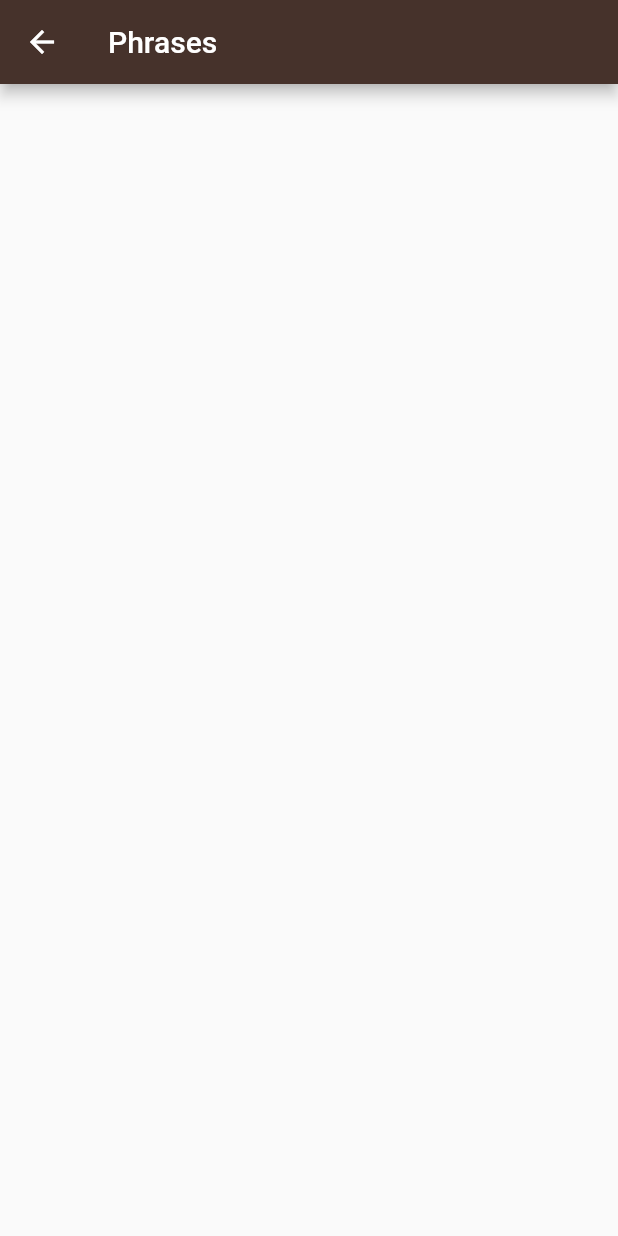
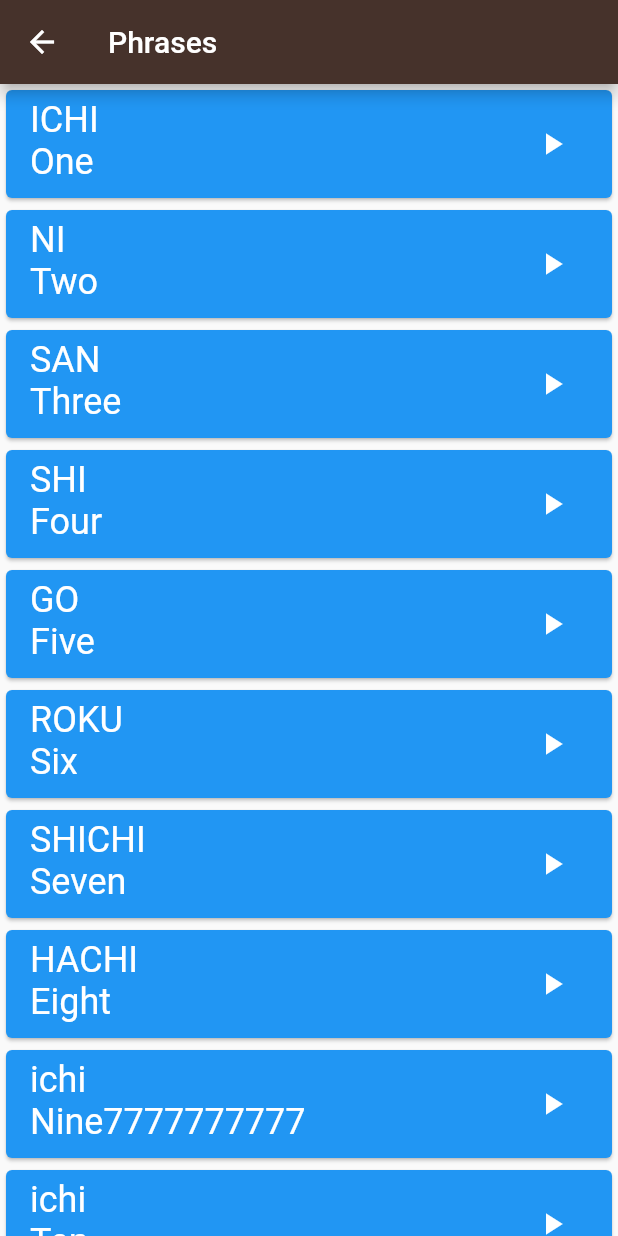
Before and after one commit to elbahy/toku_app, a Flutter app: the PhrasesPage screen opened directly, on a phone screen of 412 x 824 dp. Run offline on Flutter 3.47's test engine with Material 2 defaults, Android fonts, the phone set to English and light mode, and no system bars.

Commit message:
fix audio player problem, built other screens

```diff
--- /dev/null
+++ b/lib/app_data.dart
@@ -0,0 +1,204 @@
+import 'models/item.dart';
+
+List<Item> numberData = const [
+  Item(
+      engWord: 'One',
+      imgUrl: 'numbers/number_one.png',
+      japWord: 'ICHI',
+      soundUrl: 'numbers/number_one_sound.mp3'),
+  Item(
+      engWord: 'Two',
+      imgUrl: 'numbers/number_two.png',
+      japWord: 'NI',
+      soundUrl: 'numbers/number_two_sound.mp3'),
+  Item(
+      engWord: 'Three',
+      imgUrl: 'numbers/number_three.png',
+      japWord: 'SAN',
+      soundUrl: 'numbers/number_three_sound.mp3'),
+  Item(
+      engWord: 'Four',
+      imgUrl: 'numbers/number_four.png',
+      japWord: 'SHI',
+      soundUrl: 'numbers/number_four_sound.mp3'),
+  Item(
+      engWord: 'Five',
+      imgUrl: 'numbers/number_five.png',
+      japWord: 'GO',
+      soundUrl: 'numbers/number_five_sound.mp3'),
+  Item(
+      engWord: 'Six',
+      imgUrl: 'numbers/number_six.png',
+      japWord: 'ROKU',
+      soundUrl: 'numbers/number_six_sound.mp3'),
+  Item(
+      engWord: 'Seven',
+      imgUrl: 'numbers/number_seven.png',
+      japWord: 'SHICHI',
+      soundUrl: 'numbers/number_seven_sound.mp3'),
+  Item(
+      engWord: 'Eight',
+      imgUrl: 'numbers/number_eight.png',
+      japWord: 'HACHI',
+      soundUrl: 'numbers/number_eight_sound.mp3'),
+  Item(
+      engWord: 'Nine',
+      imgUrl: 'numbers/number_nine.png',
+      japWord: 'ichi',
+      soundUrl: 'numbers/number_nine_sound.mp3'),
+  Item(
+      engWord: 'Ten',
+      imgUrl: 'numbers/number_ten.png',
+      japWord: 'ichi',
+      soundUrl: 'numbers/number_ten_sound.mp3'),
+];
+
+List<Item> familyData = const [
+  Item(
+      engWord: 'One',
+      imgUrl: 'numbers/number_one.png',
+      japWord: 'ICHI',
+      soundUrl: 'numbers/number_one_sound.mp3'),
+  Item(
+      engWord: 'Two',
+      imgUrl: 'numbers/number_two.png',
+      japWord: 'NI',
+      soundUrl: 'numbers/number_two_sound.mp3'),
+  Item(
+      engWord: 'Three',
+      imgUrl: 'numbers/number_three.png',
+      japWord: 'SAN',
+      soundUrl: 'numbers/number_three_sound.mp3'),
+  Item(
+      engWord: 'Four',
+      imgUrl: 'numbers/number_four.png',
+      japWord: 'SHI',
+      soundUrl: 'numbers/number_four_sound.mp3'),
+  Item(
+      engWord: 'Five',
+      imgUrl: 'numbers/number_five.png',
+      japWord: 'GO',
+      soundUrl: 'numbers/number_five_sound.mp3'),
+  Item(
+      engWord: 'Six',
+      imgUrl: 'numbers/number_six.png',
+      japWord: 'ROKU',
+      soundUrl: 'numbers/number_six_sound.mp3'),
+  Item(
+      engWord: 'Seven',
+      imgUrl: 'numbers/number_seven.png',
+      japWord: 'SHICHI',
+      soundUrl: 'numbers/number_seven_sound.mp3'),
+  Item(
+      engWord: 'Eight',
+      imgUrl: 'numbers/number_eight.png',
+      japWord: 'HACHI',
+      soundUrl: 'numbers/number_eight_sound.mp3'),
+  Item(
+      engWord: 'Nine7777777777',
+      imgUrl: 'numbers/number_nine.png',
+      japWord: 'ichi',
+      soundUrl: 'numbers/number_nine_sound.mp3'),
+  Item(
+      engWord: 'Ten',
+      imgUrl: 'numbers/number_ten.png',
+      japWord: 'ichi',
+      soundUrl: 'numbers/number_ten_sound.mp3'),
+];
+
+List<Item> colors = const [
+  Item(
+      engWord: 'One',
+      imgUrl: 'numbers/number_one.png',
+      japWord: 'ICHI',
+      soundUrl: 'numbers/number_one_sound.mp3'),
+  Item(
+      engWord: 'Two',
+      imgUrl: 'numbers/number_two.png',
+      japWord: 'NI',
+      soundUrl: 'numbers/number_two_sound.mp3'),
+  Item(
+      engWord: 'Three',
+      imgUrl: 'numbers/number_three.png',
+      japWord: 'SAN',
+      soundUrl: 'numbers/number_three_sound.mp3'),
+  Item(
+      engWord: 'Four',
+      imgUrl: 'numbers/number_four.png',
+      japWord: 'SHI',
+      soundUrl: 'numbers/number_four_sound.mp3'),
+  Item(
+      engWord: 'Five',
+      imgUrl: 'numbers/number_five.png',
+      japWord: 'GO',
+      soundUrl: 'numbers/number_five_sound.mp3'),
+  Item(
+      engWord: 'Six',
+      imgUrl: 'numbers/number_six.png',
+      japWord: 'ROKU',
+      soundUrl: 'numbers/number_six_sound.mp3'),
+  Item(
+      engWord: 'Seven',
+      imgUrl: 'numbers/number_seven.png',
+      japWord: 'SHICHI',
+      soundUrl: 'numbers/number_seven_sound.mp3'),
+  Item(
+      engWord: 'Eight',
+      imgUrl: 'numbers/number_eight.png',
+      japWord: 'HACHI',
+      soundUrl: 'numbers/number_eight_sound.mp3'),
+  Item(
+      engWord: 'Nine7777777777',
+      imgUrl: 'numbers/number_nine.png',
+      japWord: 'ichi',
+      soundUrl: 'numbers/number_nine_sound.mp3'),
+  Item(
+      engWord: 'Ten',
+      imgUrl: 'numbers/number_ten.png',
+      japWord: 'ichi',
+      soundUrl: 'numbers/number_ten_sound.mp3'),
+];
+
+List<Item> phrases = const [
+  Item(
+      engWord: 'One',
+      japWord: 'ICHI',
+      soundUrl: 'numbers/number_one_sound.mp3'),
+  Item(
+    engWord: 'Two',
+    japWord: 'NI',
+    soundUrl: 'numbers/number_two_sound.mp3',
+  ),
+  Item(
+      engWord: 'Three',
+      japWord: 'SAN',
+      soundUrl: 'numbers/number_three_sound.mp3'),
+  Item(
+      engWord: 'Four',
+      japWord: 'SHI',
+      soundUrl: 'numbers/number_four_sound.mp3'),
+  Item(
+      engWord: 'Five',
+      japWord: 'GO',
+      soundUrl: 'numbers/number_five_sound.mp3'),
+  Item(
+      engWord: 'Six',
+      japWord: 'ROKU',
+      soundUrl: 'numbers/number_six_sound.mp3'),
+  Item(
+      engWord: 'Seven',
+      japWord: 'SHICHI',
+      soundUrl: 'numbers/number_seven_sound.mp3'),
+  Item(
+      engWord: 'Eight',
+      japWord: 'HACHI',
+      soundUrl: 'numbers/number_eight_sound.mp3'),
+  Item(
+      engWord: 'Nine7777777777',
+      japWord: 'ichi',
+      soundUrl: 'numbers/number_nine_sound.mp3'),
+  Item(
+      engWord: 'Ten',
+      japWord: 'ichi',
+      soundUrl: 'numbers/number_ten_sound.mp3'),
+];
--- a/lib/models/item.dart
+++ b/lib/models/item.dart
@@ -1,13 +1,15 @@
+import 'package:flutter/material.dart';
+
 class Item {
   final String engWord;
   final String japWord;
-  final String imgUrl;
+  final String? imgUrl;
   final String soundUrl;
 
   const Item({
     required this.engWord,
     required this.japWord,
-    required this.imgUrl,
+    @required this.imgUrl,
     required this.soundUrl,
   });
 }
--- a/lib/screens/phrases_page.dart
+++ b/lib/screens/phrases_page.dart
@@ -1,4 +1,6 @@
 import 'package:flutter/material.dart';
+import 'package:toku_app/app_data.dart';
+import 'package:toku_app/widgets/list_item.dart';
 
 class PhrasesPage extends StatelessWidget {
   const PhrasesPage({super.key});
@@ -10,6 +12,11 @@ class PhrasesPage extends StatelessWidget {
         title: Text('Phrases'),
         backgroundColor: Color(0xff46322B),
       ),
+      body: ListView.builder(
+        itemBuilder: (context, index) =>
+            ListItemNoImg(item: phrases[index], color: Colors.blue),
+        itemCount: phrases.length,
+      ),
     );
   }
 }
--- a/lib/widgets/list_item.dart
+++ b/lib/widgets/list_item.dart
@@ -3,27 +3,56 @@ import 'package:flutter/material.dart';
 import 'package:toku_app/models/item.dart';
 
 class ListItem extends StatelessWidget {
-  final Item number;
-  ListItem(this.number);
+  final Item item;
+  final Color color;
+  ListItem({required this.item, required this.color});
   @override
   Widget build(BuildContext context) {
     return Card(
-      color: Colors.orange,
+      color: color,
       child: ListTile(
-        title: Text(number.japWord,
+        title: Text(item.japWord,
             style: const TextStyle(color: Colors.white, fontSize: 24)),
-        leading: Image.asset('assets/images/${number.imgUrl}'),
-        subtitle: Text(number.engWord,
+        leading: Image.asset('assets/images/${item.imgUrl}'),
+        subtitle: Text(item.engWord,
             style: const TextStyle(color: Colors.white, fontSize: 24)),
         trailing: IconButton(
           color: Colors.white,
           icon: const Icon(Icons.play_arrow),
           onPressed: () {
             AudioPlayer player = AudioPlayer();
-            player.play(DeviceFileSource('asset/sounds/${number.soundUrl}'));
+
+            player.play(AssetSource('sounds/${item.soundUrl}'));
           },
         ),
       ),
     );
   }
 }
+
+class ListItemNoImg extends StatelessWidget {
+  const ListItemNoImg({super.key, required this.item, required this.color});
+  final Item item;
+  final Color color;
+  @override
+  Widget build(BuildContext context) {
+    return Card(
+      color: color,
+      child: ListTile(
+        title: Text(item.japWord,
+            style: const TextStyle(color: Colors.white, fontSize: 24)),
+        subtitle: Text(item.engWord,
+            style: const TextStyle(color: Colors.white, fontSize: 24)),
+        trailing: IconButton(
+          color: Colors.white,
+          icon: Icon(Icons.play_arrow),
+          onPressed: () {
+            AudioPlayer player = AudioPlayer();
+
+            player.play(AssetSource('sounds/${item.soundUrl}'));
+          },
+        ),
+      ),
+    );
+  }
+}
--- a/pubspec.yaml
+++ b/pubspec.yaml
@@ -29,7 +29,7 @@ environment:
 # the latest version available on pub.dev. To see which dependencies have newer
 # versions available, run `flutter pub outdated`.
 dependencies:
-  audioplayers: ^2.0.0
+  audioplayers: ^3.0.0
   flutter:
     sdk: flutter
 
```
Also changed, not shown: lib/numbers_data.dart (deleted, +0 -54 lines), lib/screens/colors_screen.dart (+8 -0 lines), lib/screens/family_members_page.dart (+11 -0 lines), lib/screens/numbers_page.dart (+5 -2 lines), pubspec.lock.
